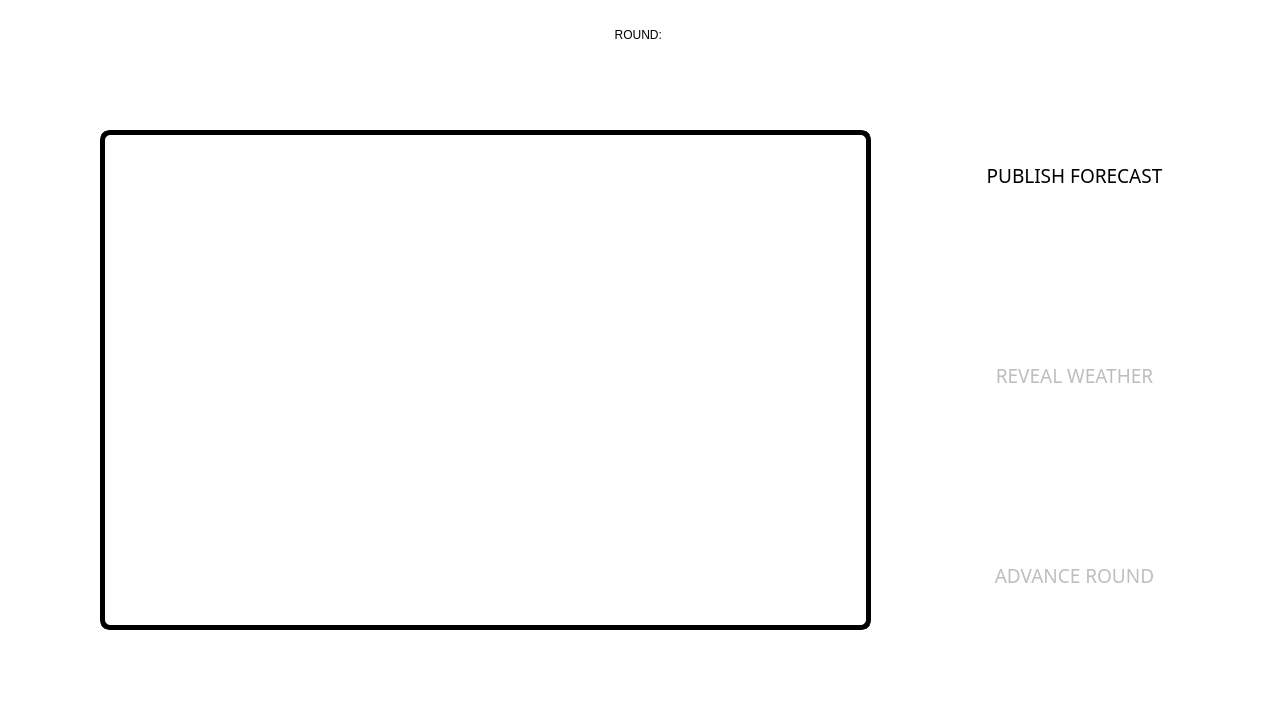
The window that src/scenes/main_screen.ui (AndreasAch/to_farm_or_not_to_farm) describes before a commit, drawn with Qt 5.
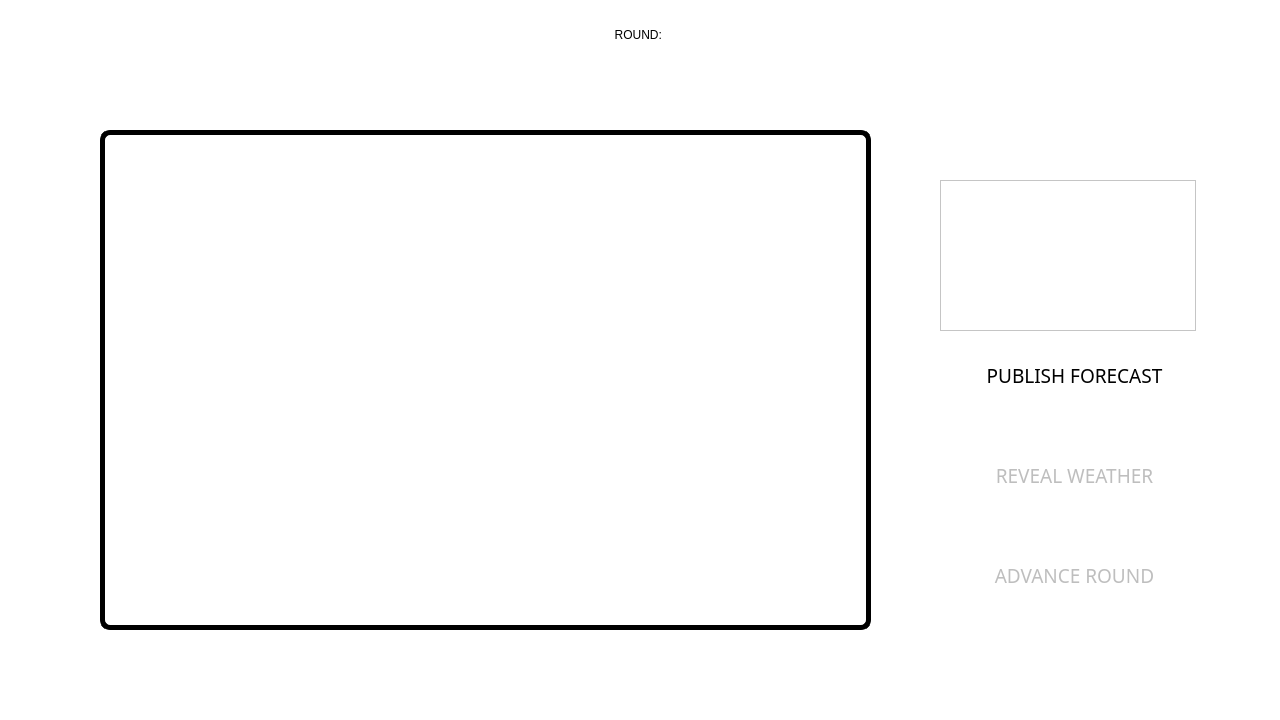
The same window after the commit. Icons and pictures are not drawn.

The edit to the form file:
```diff
--- a/src/scenes/main_screen.ui
+++ b/src/scenes/main_screen.ui
@@ -43,7 +43,7 @@
    <property name="geometry">
     <rect>
      <x>940</x>
-     <y>150</y>
+     <y>350</y>
      <width>269</width>
      <height>51</height>
     </rect>
@@ -93,7 +93,7 @@
    <property name="geometry">
     <rect>
      <x>940</x>
-     <y>350</y>
+     <y>450</y>
      <width>269</width>
      <height>51</height>
     </rect>
@@ -215,6 +215,37 @@
     <bool>true</bool>
    </property>
   </widget>
+  <widget class="QListWidget" name="forecast_list">
+   <property name="geometry">
+    <rect>
+     <x>940</x>
+     <y>180</y>
+     <width>256</width>
+     <height>151</height>
+    </rect>
+   </property>
+   <property name="font">
+    <font>
+     <family>Righteous</family>
+     <pointsize>12</pointsize>
+    </font>
+   </property>
+   <property name="selectionMode">
+    <enum>QAbstractItemView::MultiSelection</enum>
+   </property>
+   <property name="isWrapping" stdset="0">
+    <bool>true</bool>
+   </property>
+   <property name="spacing">
+    <number>0</number>
+   </property>
+   <property name="viewMode">
+    <enum>QListView::ListMode</enum>
+   </property>
+   <property name="sortingEnabled">
+    <bool>false</bool>
+   </property>
+  </widget>
  </widget>
  <resources/>
  <connections/>
```
